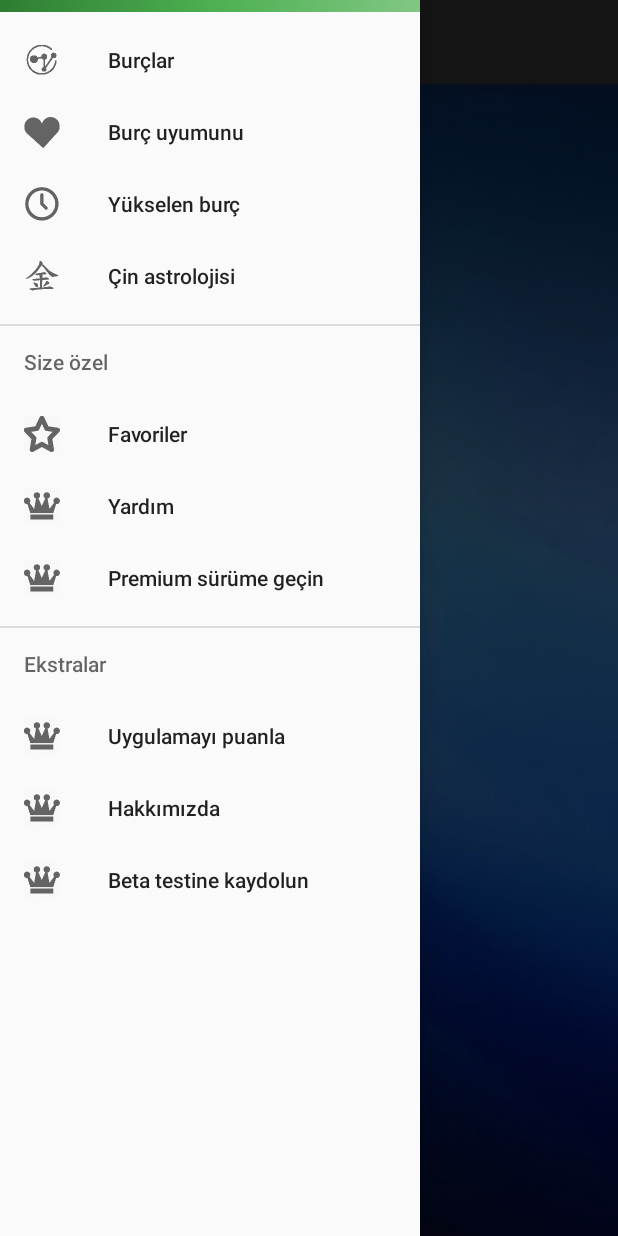
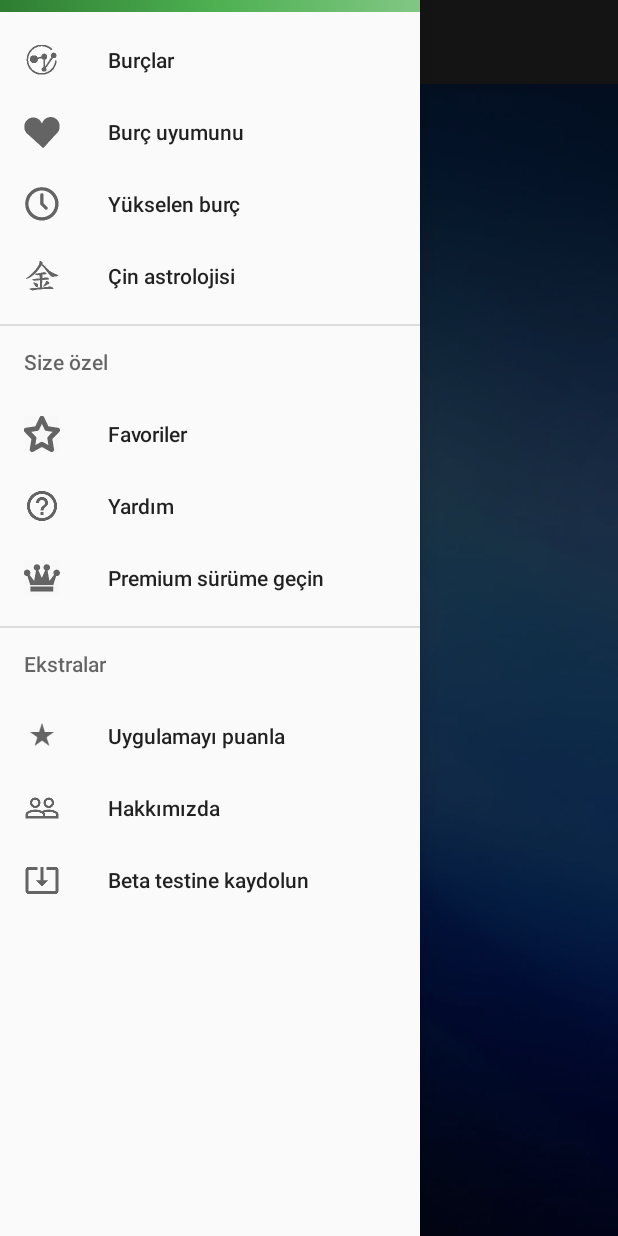
Before and after one commit to dmaulikr/GunlukBurclar, an Android app: the screen it shows after launch (MainActivity), with the side drawer open, on a phone screen of 412 x 824 dp. Run offline under Robolectric (Android 15) with nearby library versions, the phone set to English and light mode, and no system bars; our stand-ins replace AdMob; libraries missing offline, so code that uses them is left out: com.android.vending, com.facebook, com.facebook.ads, com.facebook.appevents, jp.co.recruit_mp; 14 statements that could not run were skipped.

Commit message:
huge updates

```diff
--- a/app/src/main/java/org/uusoftware/burclar/BurcUyumuActivity.java
+++ b/app/src/main/java/org/uusoftware/burclar/BurcUyumuActivity.java
@@ -192,7 +192,7 @@ public class BurcUyumuActivity extends AppCompatActivity {
 
     @Override
     public boolean onCreateOptionsMenu(Menu menu) {
-        getMenuInflater().inflate(R.menu.main2, menu);
+        getMenuInflater().inflate(R.menu.menu_share, menu);
         return true;
     }
 
--- a/app/src/main/java/org/uusoftware/burclar/CinAstrolojisiActivity.java
+++ b/app/src/main/java/org/uusoftware/burclar/CinAstrolojisiActivity.java
@@ -102,7 +102,7 @@ public class CinAstrolojisiActivity extends AppCompatActivity {
 
     @Override
     public boolean onCreateOptionsMenu(Menu menu) {
-        getMenuInflater().inflate(R.menu.main2, menu);
+        getMenuInflater().inflate(R.menu.menu_share, menu);
         return true;
     }
 
--- a/app/src/main/java/org/uusoftware/burclar/SecondActivity.java
+++ b/app/src/main/java/org/uusoftware/burclar/SecondActivity.java
@@ -79,7 +79,7 @@ public class SecondActivity extends AppCompatActivity {
 
     @Override
     public boolean onCreateOptionsMenu(Menu menu) {
-        getMenuInflater().inflate(R.menu.main2, menu);
+        getMenuInflater().inflate(R.menu.menu_share, menu);
         return true;
     }
 
--- a/app/src/main/java/org/uusoftware/burclar/YukselenBurcActivity.java
+++ b/app/src/main/java/org/uusoftware/burclar/YukselenBurcActivity.java
@@ -162,7 +162,7 @@ public class YukselenBurcActivity extends AppCompatActivity {
 
     @Override
     public boolean onCreateOptionsMenu(Menu menu) {
-        getMenuInflater().inflate(R.menu.main2, menu);
+        getMenuInflater().inflate(R.menu.menu_share, menu);
         return true;
     }
 
--- a/app/src/main/res/menu/activity_main_drawer.xml
+++ b/app/src/main/res/menu/activity_main_drawer.xml
@@ -8,15 +8,15 @@
             android:title="@string/nav_home"/>
         <item
             android:id="@+id/nav_uyum"
-            android:icon="@drawable/ic_slider_home2"
+            android:icon="@drawable/ic_slider_uyum"
             android:title="@string/nav_uyum"/>
         <item
             android:id="@+id/nav_yukselen"
-            android:icon="@drawable/ic_slider_home3"
+            android:icon="@drawable/ic_slider_yukselen"
             android:title="@string/nav_yukselen"/>
         <item
             android:id="@+id/nav_cin"
-            android:icon="@drawable/ic_slider_home4"
+            android:icon="@drawable/ic_slider_cin"
             android:title="@string/nav_cin"/>
     </group>
 
@@ -24,11 +24,11 @@
         <menu>
             <item
                 android:id="@+id/nav_favoriler"
-                android:icon="@drawable/ic_slider_home5"
+                android:icon="@drawable/ic_slider_favorites"
                 android:title="@string/nav_favoriler"/>
             <item
                 android:id="@+id/nav_help"
-                android:icon="@drawable/ic_slider_premium"
+                android:icon="@drawable/ic_slider_help"
                 android:title="@string/nav_help"/>
             <item
                 android:id="@+id/nav_premium"
@@ -41,17 +41,17 @@
         <menu>
             <item
                 android:id="@+id/nav_puanla"
-                android:icon="@drawable/ic_slider_premium"
+                android:icon="@drawable/ic_slider_rate"
                 android:title="@string/nav_puanla"/>
 
             <item
                 android:id="@+id/nav_about"
-                android:icon="@drawable/ic_slider_premium"
+                android:icon="@drawable/ic_slider_about"
                 android:title="@string/nav_about"/>
 
             <item
                 android:id="@+id/nav_beta"
-                android:icon="@drawable/ic_slider_premium"
+                android:icon="@drawable/ic_slider_beta"
                 android:title="@string/nav_beta"/>
         </menu>
     </item>
```
Also changed, not shown: app/src/main/res/drawable-xxhdpi/ic_slider_cin.png (renamed from app/src/main/res/drawable-xxhdpi/ic_slider_home4.png), app/src/main/res/drawable-xxhdpi/ic_slider_favorites.png (renamed from app/src/main/res/drawable-xxhdpi/ic_slider_home5.png), app/src/main/res/drawable-xxhdpi/ic_slider_uyum.png (renamed from app/src/main/res/drawable-xxhdpi/ic_slider_home2.png), app/src/main/res/drawable-xxhdpi/ic_slider_yukselen.png (renamed from app/src/main/res/drawable-xxhdpi/ic_slider_home3.png), app/src/main/res/drawable/ic_slider_about.png (added), app/src/main/res/drawable/ic_slider_beta.png (added), app/src/main/res/drawable/ic_slider_help.png (added), app/src/main/res/drawable/ic_slider_rate.png (added), app/src/main/res/menu/menu_share.xml (renamed from app/src/main/res/menu/main2.xml).
